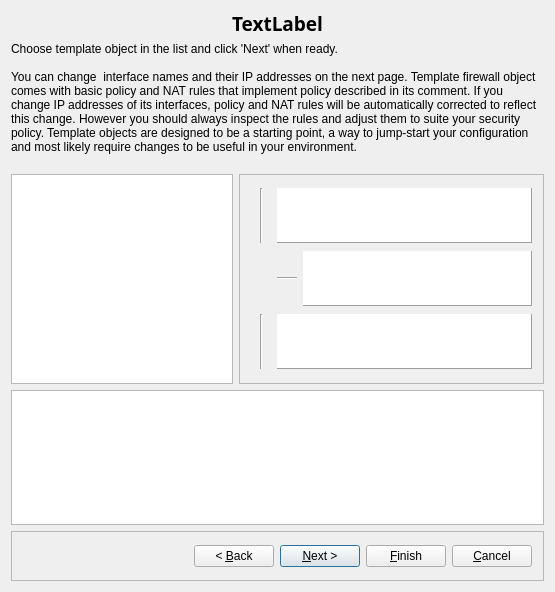
fwbuilder/fwbuilder, file src/libgui/newfirewalldialog_q.ui: the form before one commit.
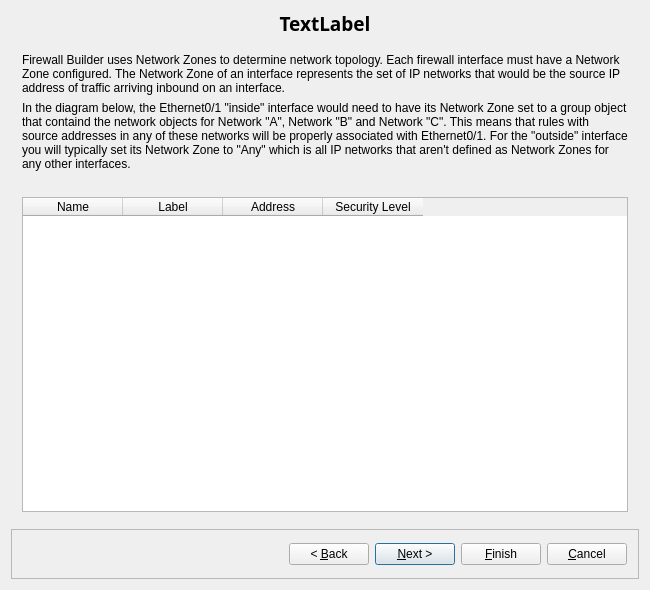
The form after the commit. The open tabs and pages were chosen to show the change. Icons and pictures are not drawn. Custom widgets are drawn as their Qt base class.

Commit message: see #2000 Added page to the new firewall wizard to let the user configure network zones of interfaces when chosen firewall platform supports network zones (only PIX/ASA right now).

Patch:
```diff
--- a/src/libgui/newfirewalldialog_q.ui
+++ b/src/libgui/newfirewalldialog_q.ui
@@ -9,10 +9,16 @@
    <rect>
     <x>0</x>
     <y>0</y>
-    <width>555</width>
-    <height>592</height>
+    <width>650</width>
+    <height>590</height>
    </rect>
   </property>
+  <property name="minimumSize">
+   <size>
+    <width>650</width>
+    <height>590</height>
+   </size>
+  </property>
   <property name="windowTitle">
    <string>Creating new firewall object</string>
   </property>
@@ -485,6 +491,97 @@
       </layout>
      </widget>
      <widget class="QWidget" name="page5">
+      <layout class="QGridLayout" name="gridLayout_10">
+       <item row="0" column="0">
+        <widget class="QLabel" name="label666_2">
+         <property name="text">
+          <string>Firewall Builder uses Network Zones to determine network topology. Each firewall interface must have a Network Zone configured. The Network Zone of an interface represents the set of IP networks that would be the source IP address of traffic arriving inbound on an interface.</string>
+         </property>
+         <property name="alignment">
+          <set>Qt::AlignLeading|Qt::AlignLeft|Qt::AlignVCenter</set>
+         </property>
+         <property name="wordWrap">
+          <bool>true</bool>
+         </property>
+        </widget>
+       </item>
+       <item row="1" column="0">
+        <widget class="QLabel" name="label_2">
+         <property name="text">
+          <string>In the diagram below, the Ethernet0/1 &quot;inside&quot; interface would need to have its Network Zone set to a group object that containd the network objects for Network &quot;A&quot;, Network &quot;B&quot; and Network &quot;C&quot;. This means that rules with source addresses in any of these networks will be properly associated with Ethernet0/1. For the &quot;outside&quot; interface you will typically set its Network Zone to &quot;Any&quot; which is all IP networks that aren't defined as Network Zones for any other interfaces.</string>
+         </property>
+         <property name="wordWrap">
+          <bool>true</bool>
+         </property>
+        </widget>
+       </item>
+       <item row="2" column="0">
+        <widget class="QLabel" name="label_4">
+         <property name="text">
+          <string/>
+         </property>
+         <property name="pixmap">
+          <pixmap resource="MainRes.qrc">:/Images/network_zone_dialog.png</pixmap>
+         </property>
+         <property name="alignment">
+          <set>Qt::AlignCenter</set>
+         </property>
+        </widget>
+       </item>
+       <item row="3" column="0">
+        <widget class="QFrame" name="frame160_2">
+         <property name="minimumSize">
+          <size>
+           <width>0</width>
+           <height>150</height>
+          </size>
+         </property>
+         <property name="frameShape">
+          <enum>QFrame::NoFrame</enum>
+         </property>
+         <property name="frameShadow">
+          <enum>QFrame::Sunken</enum>
+         </property>
+         <layout class="QGridLayout" name="gridLayout_9">
+          <property name="margin">
+           <number>0</number>
+          </property>
+          <item row="0" column="0">
+           <widget class="QTableWidget" name="iface_nz_list">
+            <property name="showGrid">
+             <bool>true</bool>
+            </property>
+            <property name="sortingEnabled">
+             <bool>true</bool>
+            </property>
+            <column>
+             <property name="text">
+              <string>Name</string>
+             </property>
+            </column>
+            <column>
+             <property name="text">
+              <string>Label</string>
+             </property>
+            </column>
+            <column>
+             <property name="text">
+              <string>Address</string>
+             </property>
+            </column>
+            <column>
+             <property name="text">
+              <string>Security Level</string>
+             </property>
+            </column>
+           </widget>
+          </item>
+         </layout>
+        </widget>
+       </item>
+      </layout>
+     </widget>
+     <widget class="QWidget" name="page6">
       <layout class="QGridLayout">
        <property name="margin">
         <number>0</number>
```
Left out of the diff: 12 changed lines with no effect on the pictures. The commit also changes 10 other files.
